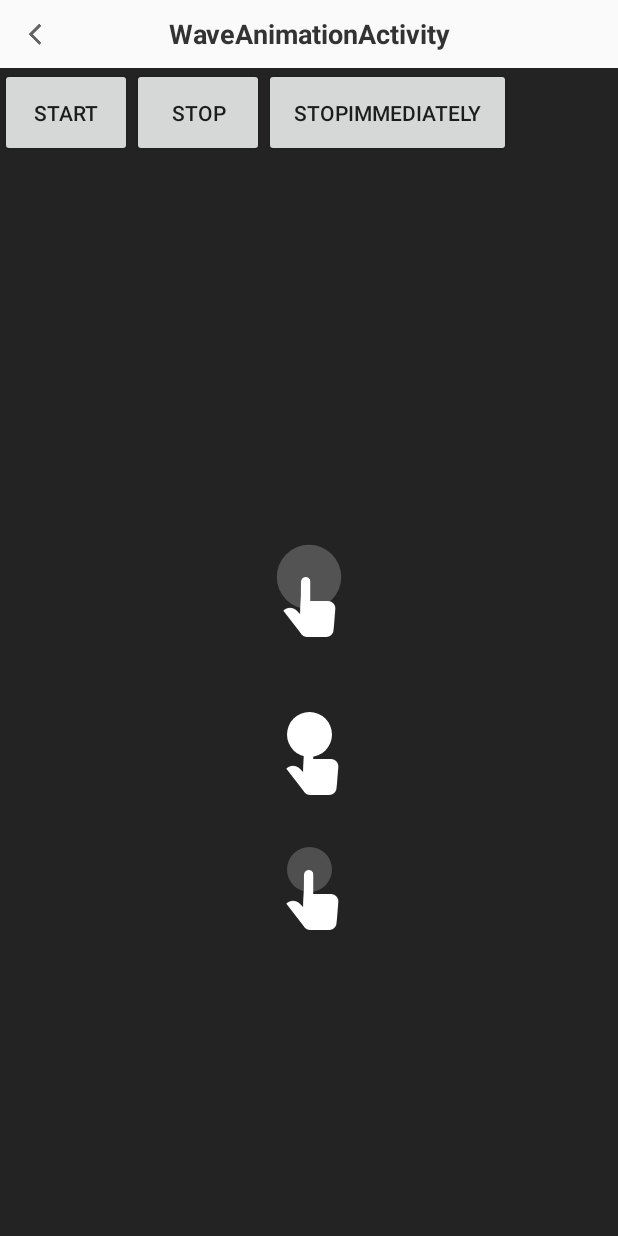
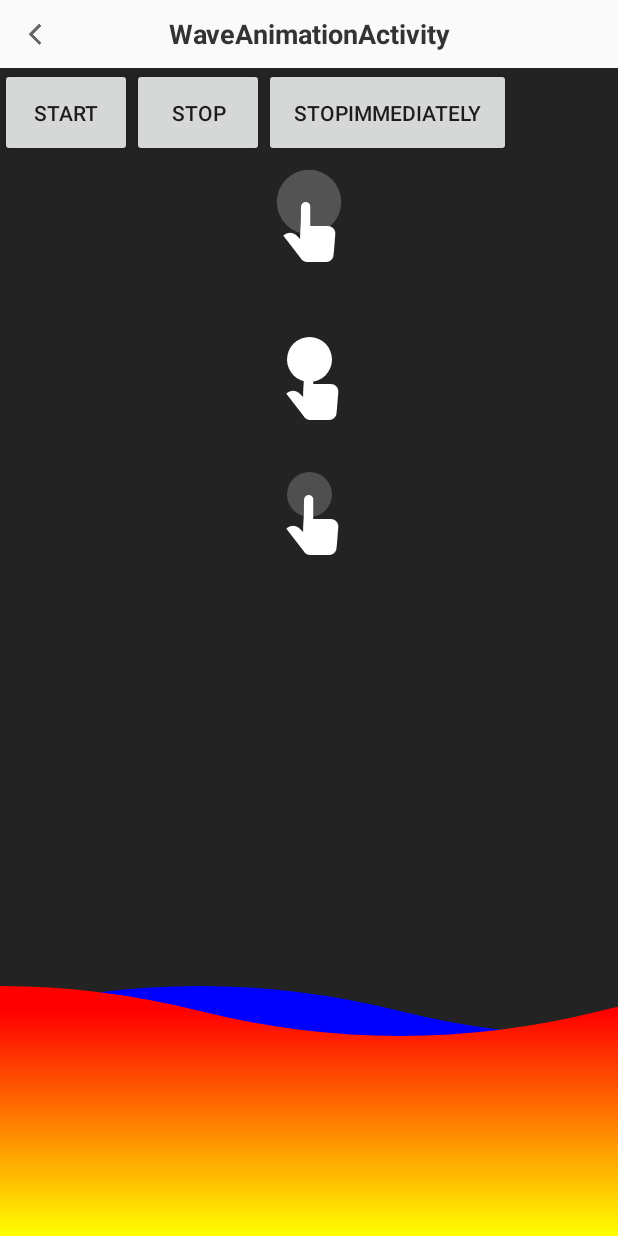
Before and after one commit to WeiLianYang/EasyKotlin, an Android app: the WaveAnimationActivity screen opened directly, with no data from a screen before it, on a phone screen of 412 x 824 dp. Run offline under Robolectric (Android 15) with nearby library versions, the phone set to English and light mode, and no system bars; libraries missing offline, so code that uses them is left out: com.flurry.android, com.jeremyliao.liveeventbus, com.orhanobut.logger; 1 statement that could not run was skipped.

Commit message:
Update activity_wave_animation.xml

```diff
--- a/app/src/main/res/layout/activity_wave_animation.xml
+++ b/app/src/main/res/layout/activity_wave_animation.xml
@@ -25,11 +25,9 @@
         android:id="@+id/mWaveView"
         android:layout_width="60dp"
         android:layout_height="60dp"
-        android:layout_marginBottom="100dp"
-        app:layout_constraintBottom_toBottomOf="parent"
         app:layout_constraintEnd_toEndOf="parent"
         app:layout_constraintStart_toStartOf="parent"
-        app:layout_constraintTop_toTopOf="parent" />
+        app:layout_constraintTop_toBottomOf="@+id/start" />
 
     <ImageView
         android:layout_width="wrap_content"
@@ -132,4 +130,9 @@
         app:layout_constraintStart_toEndOf="@+id/stop"
         app:layout_constraintTop_toTopOf="parent" />
 
+    <com.william.base_component.widgets.WaveAnimatorView
+        android:layout_width="match_parent"
+        android:layout_height="300dp"
+        app:layout_constraintBottom_toBottomOf="parent" />
+
 </androidx.constraintlayout.widget.ConstraintLayout>
```
